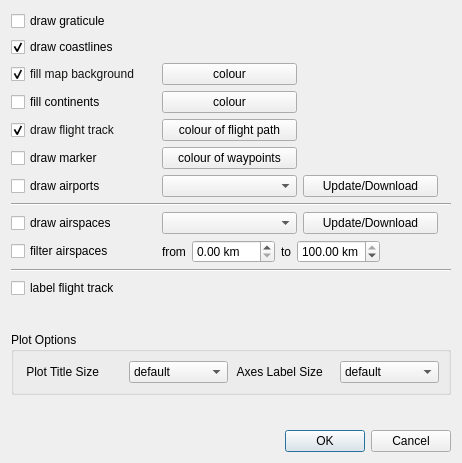
This is mslib/msui/ui/ui_topview_mapappearance.ui in Open-MSS/MSS as Qt 5 draws it before an edit. The edited form follows.
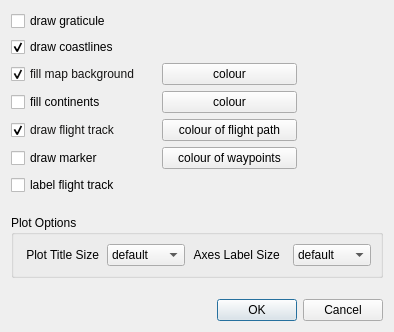
This is the edited form. Custom widgets are drawn as their Qt base class.

Patch:
```diff
--- a/mslib/msui/ui/ui_topview_mapappearance.ui
+++ b/mslib/msui/ui/ui_topview_mapappearance.ui
@@ -6,8 +6,8 @@
    <rect>
     <x>0</x>
     <y>0</y>
-    <width>462</width>
-    <height>463</height>
+    <width>394</width>
+    <height>332</height>
    </rect>
   </property>
   <property name="sizePolicy">
@@ -427,211 +427,6 @@
      </item>
     </layout>
    </item>
-   <item>
-    <layout class="QHBoxLayout" name="horizontalLayout_6">
-     <item>
-      <widget class="QCheckBox" name="cbDrawAirports">
-       <property name="minimumSize">
-        <size>
-         <width>145</width>
-         <height>0</height>
-        </size>
-       </property>
-       <property name="text">
-        <string>draw airports</string>
-       </property>
-      </widget>
-     </item>
-     <item>
-      <widget class="CheckableComboBox" name="cbAirportType">
-       <property name="minimumSize">
-        <size>
-         <width>135</width>
-         <height>0</height>
-        </size>
-       </property>
-       <property name="layoutDirection">
-        <enum>Qt::LeftToRight</enum>
-       </property>
-      </widget>
-     </item>
-     <item>
-      <widget class="QPushButton" name="btDownload">
-       <property name="minimumSize">
-        <size>
-         <width>135</width>
-         <height>0</height>
-        </size>
-       </property>
-       <property name="text">
-        <string>Update/Download</string>
-       </property>
-      </widget>
-     </item>
-     <item>
-      <spacer name="horizontalSpacer_6">
-       <property name="orientation">
-        <enum>Qt::Horizontal</enum>
-       </property>
-       <property name="sizeHint" stdset="0">
-        <size>
-         <width>40</width>
-         <height>20</height>
-        </size>
-       </property>
-      </spacer>
-     </item>
-    </layout>
-   </item>
-   <item>
-    <widget class="Line" name="line">
-     <property name="orientation">
-      <enum>Qt::Horizontal</enum>
-     </property>
-    </widget>
-   </item>
-   <item>
-    <layout class="QHBoxLayout" name="horizontalLayout_7">
-     <item>
-      <widget class="QCheckBox" name="cbDrawAirspaces">
-       <property name="minimumSize">
-        <size>
-         <width>145</width>
-         <height>0</height>
-        </size>
-       </property>
-       <property name="text">
-        <string>draw airspaces</string>
-       </property>
-      </widget>
-     </item>
-     <item>
-      <widget class="CheckableComboBox" name="cbAirspaces">
-       <property name="minimumSize">
-        <size>
-         <width>135</width>
-         <height>0</height>
-        </size>
-       </property>
-      </widget>
-     </item>
-     <item>
-      <widget class="QPushButton" name="btDownloadAsp">
-       <property name="minimumSize">
-        <size>
-         <width>135</width>
-         <height>0</height>
-        </size>
-       </property>
-       <property name="text">
-        <string>Update/Download</string>
-       </property>
-      </widget>
-     </item>
-     <item>
-      <spacer name="horizontalSpacer_5">
-       <property name="orientation">
-        <enum>Qt::Horizontal</enum>
-       </property>
-       <property name="sizeHint" stdset="0">
-        <size>
-         <width>40</width>
-         <height>20</height>
-        </size>
-       </property>
-      </spacer>
-     </item>
-    </layout>
-   </item>
-   <item>
-    <layout class="QHBoxLayout" name="horizontalLayout_8">
-     <item>
-      <widget class="QCheckBox" name="cbFilterAirspaces">
-       <property name="minimumSize">
-        <size>
-         <width>145</width>
-         <height>0</height>
-        </size>
-       </property>
-       <property name="text">
-        <string>filter airspaces</string>
-       </property>
-      </widget>
-     </item>
-     <item>
-      <widget class="QLabel" name="label_3">
-       <property name="text">
-        <string>from</string>
-       </property>
-      </widget>
-     </item>
-     <item>
-      <widget class="QDoubleSpinBox" name="sbFrom">
-       <property name="sizePolicy">
-        <sizepolicy hsizetype="Expanding" vsizetype="Fixed">
-         <horstretch>0</horstretch>
-         <verstretch>0</verstretch>
-        </sizepolicy>
-       </property>
-       <property name="suffix">
-        <string> km</string>
-       </property>
-       <property name="maximum">
-        <double>100.000000000000000</double>
-       </property>
-      </widget>
-     </item>
-     <item>
-      <widget class="QLabel" name="label_4">
-       <property name="text">
-        <string>to</string>
-       </property>
-      </widget>
-     </item>
-     <item>
-      <widget class="QDoubleSpinBox" name="sbTo">
-       <property name="sizePolicy">
-        <sizepolicy hsizetype="Expanding" vsizetype="Fixed">
-         <horstretch>0</horstretch>
-         <verstretch>0</verstretch>
-        </sizepolicy>
-       </property>
-       <property name="prefix">
-        <string/>
-       </property>
-       <property name="suffix">
-        <string> km</string>
-       </property>
-       <property name="maximum">
-        <double>100.000000000000000</double>
-       </property>
-       <property name="value">
-        <double>100.000000000000000</double>
-       </property>
-      </widget>
-     </item>
-     <item>
-      <spacer name="horizontalSpacer_7">
-       <property name="orientation">
-        <enum>Qt::Horizontal</enum>
-       </property>
-       <property name="sizeHint" stdset="0">
-        <size>
-         <width>40</width>
-         <height>20</height>
-        </size>
-       </property>
-      </spacer>
-     </item>
-    </layout>
-   </item>
-   <item>
-    <widget class="Line" name="line_2">
-     <property name="orientation">
-      <enum>Qt::Horizontal</enum>
-     </property>
-    </widget>
-   </item>
    <item>
     <layout class="QHBoxLayout" name="horizontalLayout_4">
      <item>
@@ -872,13 +667,6 @@
    </item>
   </layout>
  </widget>
- <customwidgets>
-  <customwidget>
-   <class>CheckableComboBox</class>
-   <extends>QComboBox</extends>
-   <header>mslib.utils</header>
-  </customwidget>
- </customwidgets>
  <resources/>
  <connections>
   <connection>
```
